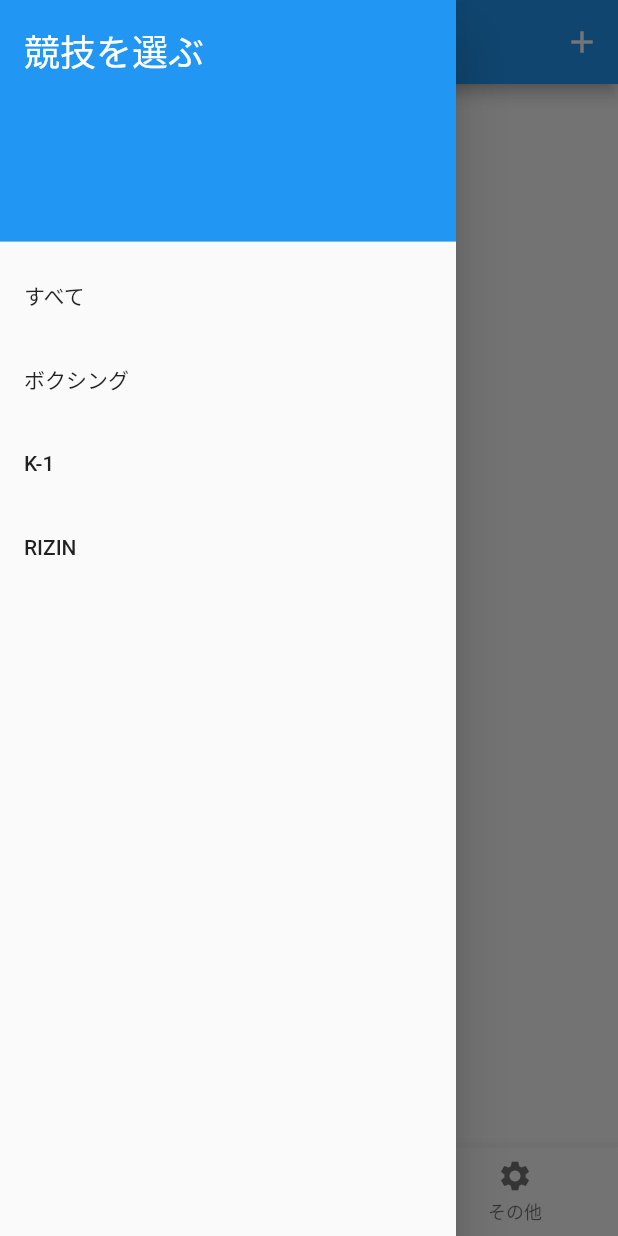
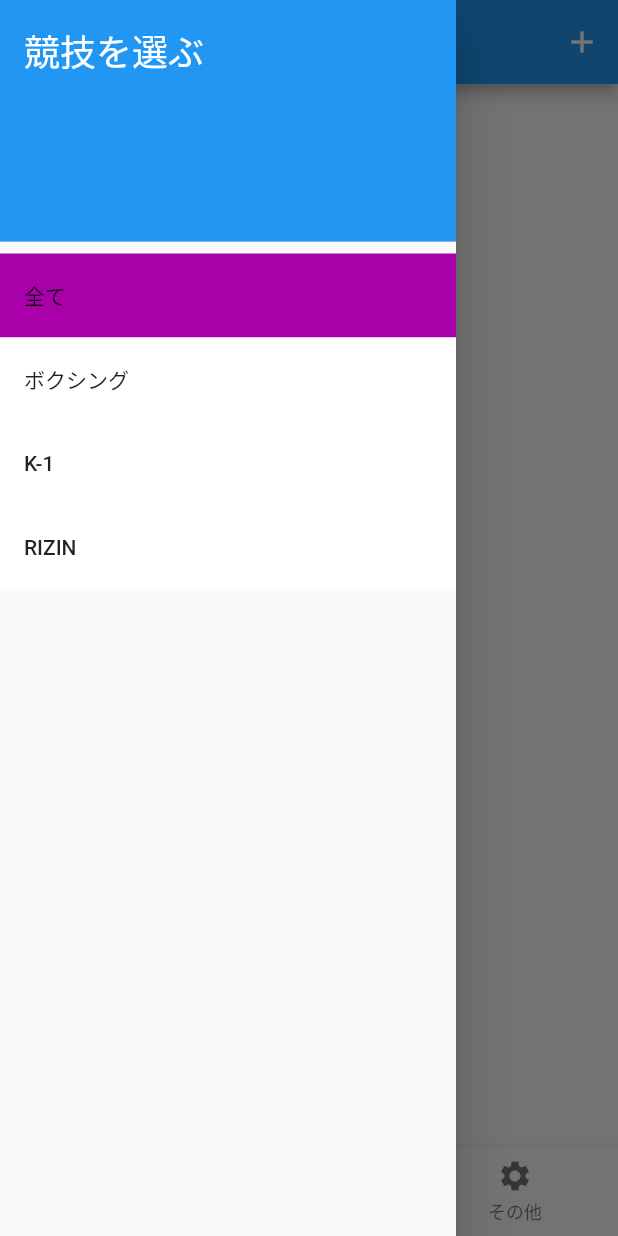
Before and after one commit to h-sekiyama/boxing_vote, a Flutter app: the HomeScreen screen opened directly, with the side drawer open, on a phone screen of 412 x 824 dp. Run offline on Flutter 3.47's test engine with Material 2 defaults, Android fonts, the light colour scheme and no system bars; our stand-ins replace another_flushbar, cloud_firestore, email_validator, firebase_auth, firebase_core, firebase_storage and 1 more; accounts and stored records are empty.

Commit message:
色々回収

```diff
--- a/lib/screens/auth_screen.dart
+++ b/lib/screens/auth_screen.dart
@@ -48,10 +48,7 @@ class _AuthScreenState extends State<AuthScreen> {
         child: _isSignIn
             ? Column(
                 mainAxisAlignment: MainAxisAlignment.spaceAround,
-                children: [
-                  EmailSignInForm(),
-                  SignInAnonymouslyButton(),
-                ],
+                children: [EmailSignInForm()],
               )
             : EmailSignUpForm(),
       ),
--- a/lib/screens/home_screen.dart
+++ b/lib/screens/home_screen.dart
@@ -11,7 +11,7 @@ class HomeScreen extends StatelessWidget {
 
   @override
   Widget build(BuildContext context) {
-    headerText = isList ? "近日開催予定の試合" : "試合結果一覧";
+    headerText = isList ? "試合予定（${sports}）" : "試合結果（${sports}）";
     return Scaffold(
         appBar: AppBar(
           title: Text('${headerText}'),
@@ -45,9 +45,11 @@ class HomeScreen extends StatelessWidget {
                 ),
               ),
               ListTile(
-                title: Text('すべて'),
+                title: Text('全て'),
+                tileColor:
+                    sports == "全て" ? Color(0xffaa00aa) : Color(0xffffffff),
                 onTap: () {
-                  sports = "";
+                  sports = "全て";
                   Navigator.push(
                       context,
                       MaterialPageRoute(
@@ -57,6 +59,8 @@ class HomeScreen extends StatelessWidget {
               ),
               ListTile(
                 title: Text('ボクシング'),
+                tileColor:
+                    sports == "ボクシング" ? Color(0xffaa00aa) : Color(0xffffffff),
                 onTap: () {
                   sports = "ボクシング";
                   Navigator.push(
@@ -68,6 +72,8 @@ class HomeScreen extends StatelessWidget {
               ),
               ListTile(
                 title: Text('K-1'),
+                tileColor:
+                    sports == "K-1" ? Color(0xffaa00aa) : Color(0xffffffff),
                 onTap: () {
                   sports = "K-1";
                   Navigator.push(
@@ -79,6 +85,8 @@ class HomeScreen extends StatelessWidget {
               ),
               ListTile(
                 title: Text('RIZIN'),
+                tileColor:
+                    sports == "RIZIN" ? Color(0xffaa00aa) : Color(0xffffffff),
                 onTap: () {
                   sports = "RIZIN";
                   Navigator.push(
--- a/lib/widgets/bout_list/bouts_list.dart
+++ b/lib/widgets/bout_list/bouts_list.dart
@@ -72,8 +72,9 @@ class _MyFirestorePageState extends State<BoutsList> {
                                     // 試合結果画面からの遷移でかつ試合結果がまだ集計中の場合は投票画面に遷移、それ以外は試合詳細画面に遷移
                                     !widget.isList && document['result'] == 0
                                         ? SendBoutResultScreen(document.id)
-                                          : BoutDetailScreen(document.id,
-                                              widget.isList))).then((value) {
+                                        : BoutDetailScreen(
+                                            document.id, widget.isList))).then(
+                            (value) {
                           // 遷移先から戻って来た際に再度試合情報を読み込む
                           fetchBoutData();
                         });
@@ -84,8 +85,7 @@ class _MyFirestorePageState extends State<BoutsList> {
                             title: Text(
                                 '${document['fighter1']} VS ${document['fighter2']}'),
                             subtitle: Text('${document['event_name']}'),
-                              trailing:
-                                  Text(Functions.dateToString(fight_date)),
+                            trailing: Text(Functions.dateToString(fight_date)),
                           ),
                           ListTile(
                               title: Text(
@@ -122,14 +122,13 @@ class _MyFirestorePageState extends State<BoutsList> {
           )),
         ],
       ),
-      ),
-    );
+    ));
   }
 
   void fetchBoutData() async {
     // 指定コレクションのドキュメント一覧を取得
     final snapshot;
-    if (widget.sports == "") {
+    if (widget.sports == "全て") {
       snapshot = await FirebaseFirestore.instance
           .collection('bouts')
           .orderBy('fight_date', descending: true)
--- a/pubspec.yaml
+++ b/pubspec.yaml
@@ -36,6 +36,7 @@ dependencies:
   image_picker: ^0.8.4+4
   firebase_storage: ^8.0.5
   path_provider: ^2.0.1
+  shared_preferences: ^0.5.0
 
   # The following adds the Cupertino Icons font to your application.
   # Use with the CupertinoIcons class for iOS style icons.
```
Also changed, not shown: lib/common/Tabs.dart (+16 -6 lines), lib/widgets/auth/signin_anonymously_button.dart (deleted, +0 -32 lines), lib/widgets/other/profile.dart (+17 -2 lines), pubspec.lock, 1 other file. Lines whose indentation alone changed are shown as unchanged.
